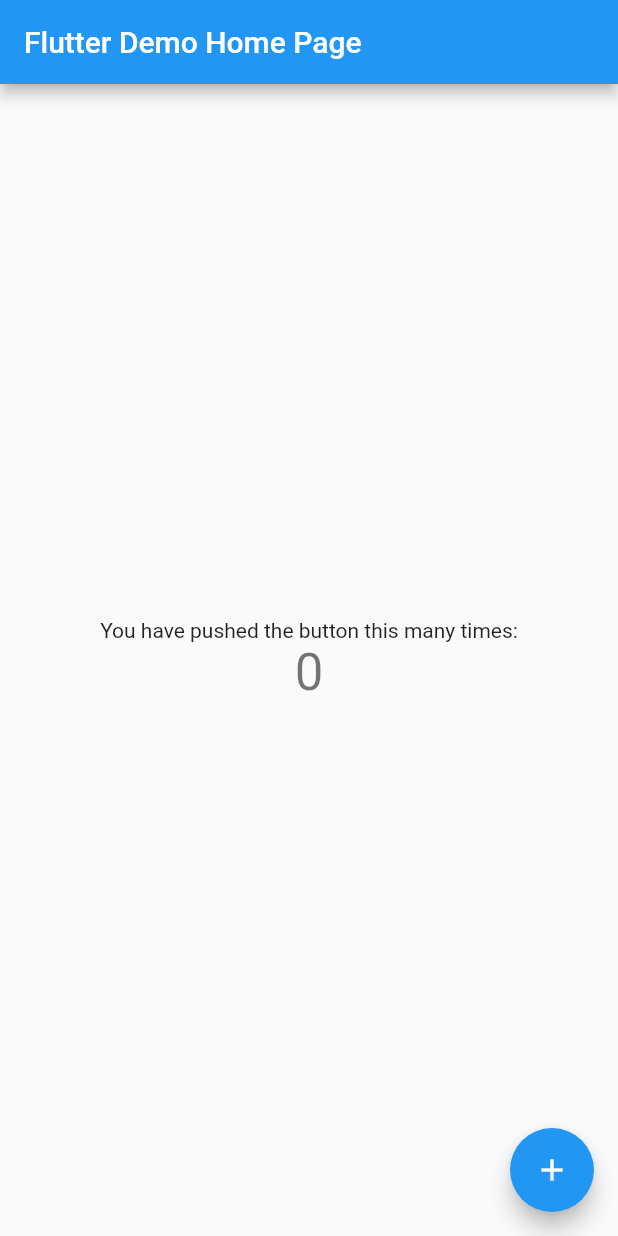
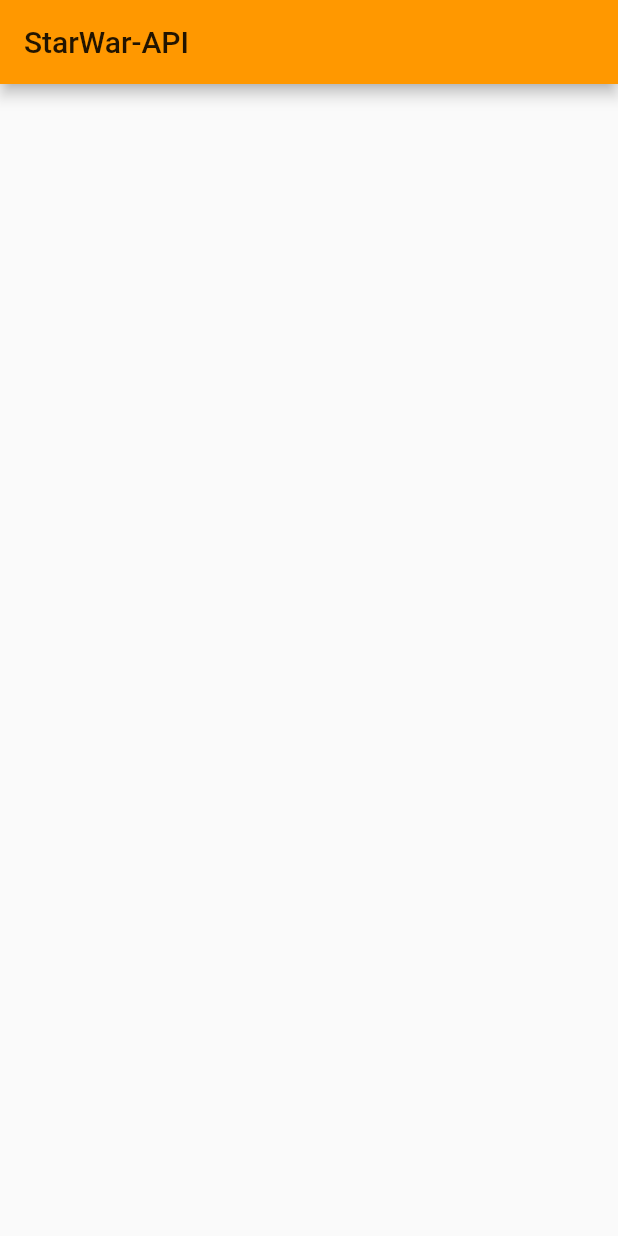
Before and after one commit to nksoluna/infiniteScroll-flutter, a Flutter app: the screen it shows after launch, on a phone screen of 412 x 824 dp. Run offline on Flutter 3.47's test engine with Material 2 defaults, Android fonts, the phone set to English and light mode, and no system bars; our stand-ins replace dio; network calls fail.

Commit message:
new argument

```diff
--- a/scroll/lib/main.dart
+++ b/scroll/lib/main.dart
@@ -1,113 +1,17 @@
 import 'package:flutter/material.dart';
+import 'starWar_list.dart';
 
 void main() {
   runApp(MyApp());
 }
 
 class MyApp extends StatelessWidget {
-  // This widget is the root of your application.
   @override
   Widget build(BuildContext context) {
     return MaterialApp(
-      title: 'Flutter Demo',
-      theme: ThemeData(
-        // This is the theme of your application.
-        //
-        // Try running your application with "flutter run". You'll see the
-        // application has a blue toolbar. Then, without quitting the app, try
-        // changing the primarySwatch below to Colors.green and then invoke
-        // "hot reload" (press "r" in the console where you ran "flutter run",
-        // or simply save your changes to "hot reload" in a Flutter IDE).
-        // Notice that the counter didn't reset back to zero; the application
-        // is not restarted.
-        primarySwatch: Colors.blue,
-      ),
-      home: MyHomePage(title: 'Flutter Demo Home Page'),
+      title: "Hello",
+      home: StarWarpeople(),
+      theme: ThemeData(primarySwatch: Colors.orange),
     );
   }
 }
-
-class MyHomePage extends StatefulWidget {
-  MyHomePage({Key? key, required this.title}) : super(key: key);
-
-  // This widget is the home page of your application. It is stateful, meaning
-  // that it has a State object (defined below) that contains fields that affect
-  // how it looks.
-
-  // This class is the configuration for the state. It holds the values (in this
-  // case the title) provided by the parent (in this case the App widget) and
-  // used by the build method of the State. Fields in a Widget subclass are
-  // always marked "final".
-
-  final String title;
-
-  @override
-  _MyHomePageState createState() => _MyHomePageState();
-}
-
-class _MyHomePageState extends State<MyHomePage> {
-  int _counter = 0;
-
-  void _incrementCounter() {
-    setState(() {
-      // This call to setState tells the Flutter framework that something has
-      // changed in this State, which causes it to rerun the build method below
-      // so that the display can reflect the updated values. If we changed
-      // _counter without calling setState(), then the build method would not be
-      // called again, and so nothing would appear to happen.
-      _counter++;
-    });
-  }
-
-  @override
-  Widget build(BuildContext context) {
-    // This method is rerun every time setState is called, for instance as done
-    // by the _incrementCounter method above.
-    //
-    // The Flutter framework has been optimized to make rerunning build methods
-    // fast, so that you can just rebuild anything that needs updating rather
-    // than having to individually change instances of widgets.
-    return Scaffold(
-      appBar: AppBar(
-        // Here we take the value from the MyHomePage object that was created by
-        // the App.build method, and use it to set our appbar title.
-        title: Text(widget.title),
-      ),
-      body: Center(
-        // Center is a layout widget. It takes a single child and positions it
-        // in the middle of the parent.
-        child: Column(
-          // Column is also a layout widget. It takes a list of children and
-          // arranges them vertically. By default, it sizes itself to fit its
-          // children horizontally, and tries to be as tall as its parent.
-          //
-          // Invoke "debug painting" (press "p" in the console, choose the
-          // "Toggle Debug Paint" action from the Flutter Inspector in Android
-          // Studio, or the "Toggle Debug Paint" command in Visual Studio Code)
-          // to see the wireframe for each widget.
-          //
-          // Column has various properties to control how it sizes itself and
-          // how it positions its children. Here we use mainAxisAlignment to
-          // center the children vertically; the main axis here is the vertical
-          // axis because Columns are vertical (the cross axis would be
-          // horizontal).
-          mainAxisAlignment: MainAxisAlignment.center,
-          children: <Widget>[
-            Text(
-              'You have pushed the button this many times:',
-            ),
-            Text(
-              '$_counter',
-              style: Theme.of(context).textTheme.headline4,
-            ),
-          ],
-        ),
-      ),
-      floatingActionButton: FloatingActionButton(
-        onPressed: _incrementCounter,
-        tooltip: 'Increment',
-        child: Icon(Icons.add),
-      ), // This trailing comma makes auto-formatting nicer for build methods.
-    );
-  }
-}
--- /dev/null
+++ b/scroll/lib/starWar_list.dart
@@ -0,0 +1,26 @@
+import 'package:flutter/material.dart';
+import 'starwarrepo.dart';
+
+class StarWarpeople extends StatefulWidget {
+  @override
+  _HomePageState createState() => _HomePageState();
+}
+
+class _HomePageState extends State<StarWarpeople> {
+  var _datafromAPI = StarwarsRepo();
+  @override
+  void initState() {
+    super.initState();
+    _datafromAPI.fetchPeople();
+  }
+
+  @override
+  Widget build(BuildContext context) {
+    print("build");
+    return Scaffold(
+        appBar: AppBar(
+            title: Text(
+      "StarWar-API",
+    )));
+  }
+}
--- /dev/null
+++ b/scroll/lib/starwarrepo.dart
@@ -0,0 +1,33 @@
+import 'package:dio/dio.dart';
+
+class People {
+  final String name;
+  final int weight;
+  final int height;
+  final String hair_color;
+  final String eye_color;
+  final String birth_year;
+  final String gender;
+
+  People(this.name, this.weight, this.height, this.hair_color, this.eye_color,
+      this.birth_year, this.gender);
+
+  factory People.fromJson(dynamic json) {
+    return People(
+        json['name'],
+        json['weight'],
+        json['height'],
+        json['hair_color'],
+        json['eye_color'],
+        json['birth_year'],
+        json['gender']);
+  }
+}
+
+class StarwarsRepo {
+  Future<List<People>> fetchPeople({int page = 1}) async {
+    var response = await Dio().get('https://swapi.dev/api/people?page=$page');
+    List<dynamic> result = response.data['results'];
+    return result.map((e) => People.fromJson(e)).toList();
+  }
+}
--- a/scroll/pubspec.yaml
+++ b/scroll/pubspec.yaml
@@ -28,6 +28,7 @@ dependencies:
   # The following adds the Cupertino Icons font to your application.
   # Use with the CupertinoIcons class for iOS style icons.
   cupertino_icons: ^1.0.2
+  dio: ^4.0.0
 
 dev_dependencies:
   flutter_test:
```
Also changed, not shown: scroll/pubspec.lock.
